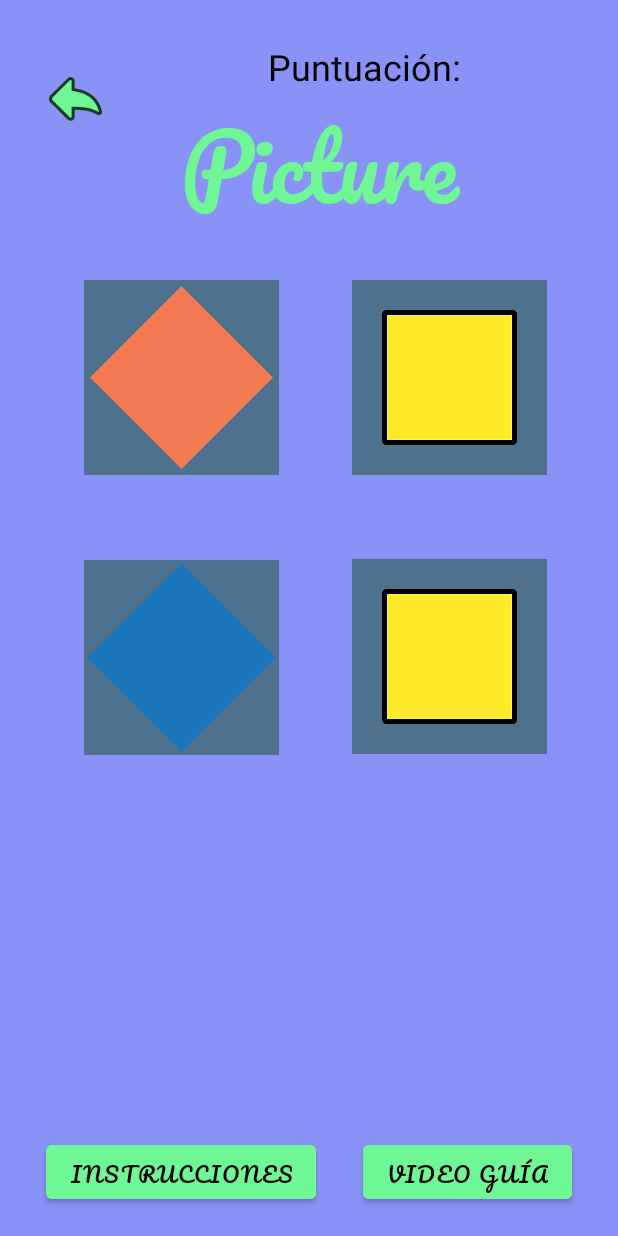
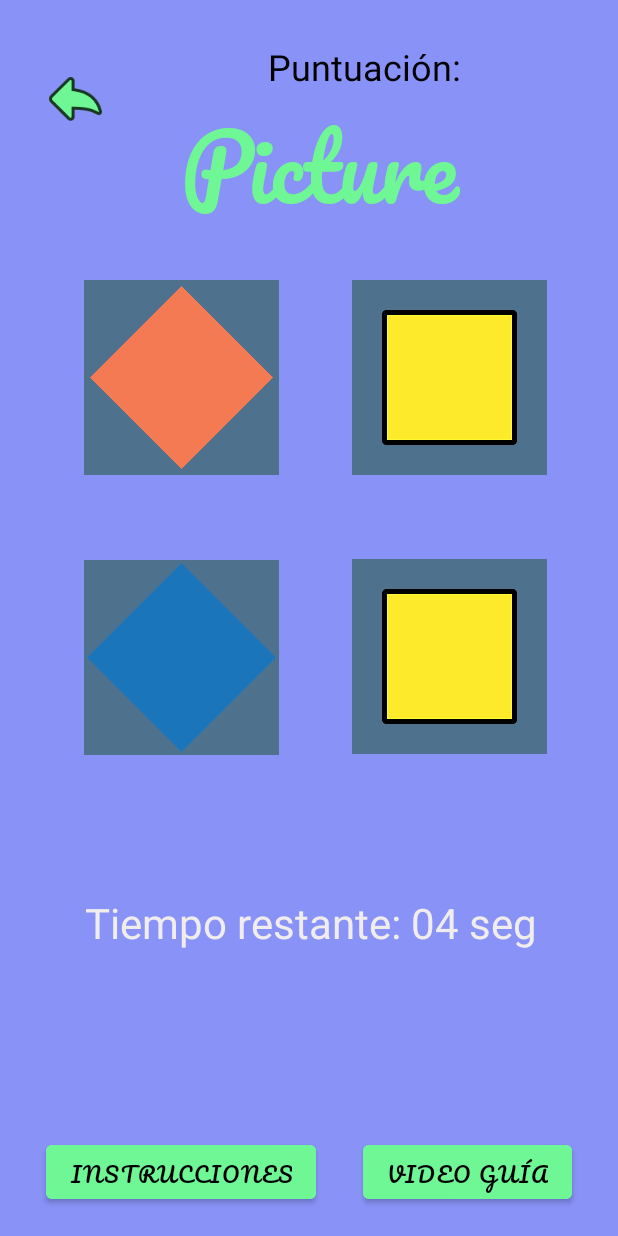
Before and after one commit to joelesdar/Remind-App, an Android app: the pictureGameScreen screen opened directly, with no data from a screen before it, on a phone screen of 412 x 824 dp. Run offline under Robolectric (Android 15) with nearby library versions, the phone set to English and light mode, and no system bars.

Commit message:
Temporizador y ocultar imagenes

```diff
--- a/app/src/main/java/com/example/remind_app/picture/pictureGameScreen.java
+++ b/app/src/main/java/com/example/remind_app/picture/pictureGameScreen.java
@@ -9,7 +9,6 @@ import android.view.View;
 import android.widget.Button;
 import android.widget.ImageView;
 import android.widget.TextView;
-import android.widget.Toast;
 
 import androidx.appcompat.app.AppCompatActivity;
 
@@ -19,8 +18,8 @@ import com.example.remind_app.R;
 import java.io.IOException;
 import java.io.InputStream;
 import java.io.InputStreamReader;
+import java.util.Random;
 import java.util.Scanner;
-import java.util.Random;
 
 public class pictureGameScreen extends AppCompatActivity {
 
@@ -92,22 +91,27 @@ public class pictureGameScreen extends AppCompatActivity {
 
     // Temporizador
     private void iniciarTiempo(){
-        long segs = 5;
+        long segs = 5000;
 
-        CountDownTimer contador = new CountDownTimer(segs, 5000) {
+        CountDownTimer contador = new CountDownTimer(segs, 1000) {
             @Override
             public void onTick(long l) {
                 long tiempo = l;
+                long segundos = tiempo/1000;
 
-                String timeJuego = String.format("%02d", tiempo);
+                String timeJuego = String.format("%02d", segundos);
 
                 time.setText("Tiempo restante: "+timeJuego+" seg");
             }
 
             @Override
             public void onFinish() {
-                Toast.makeText(pictureGameScreen.this, "Se acabo el tiempo", Toast.LENGTH_SHORT).show();
                 time.setText("");
+                // ocultar imagenes
+                image1.setImageResource(R.drawable.googlepay_button_overlay);
+                image2.setImageResource(R.drawable.googlepay_button_overlay);
+                image3.setImageResource(R.drawable.googlepay_button_overlay);
+                image4.setImageResource(R.drawable.googlepay_button_overlay);
             }
         }.start();
     }
--- a/app/src/main/res/layout/activity_picture_game_screen.xml
+++ b/app/src/main/res/layout/activity_picture_game_screen.xml
@@ -52,16 +52,17 @@
 
     <TextView
         android:id="@+id/gameTime"
-        android:layout_width="233dp"
-        android:layout_height="42dp"
-        android:text="Puntuación:"
+        android:layout_width="310dp"
+        android:layout_height="45dp"
+        android:text="Tiempo restante:"
         android:textColor="#F1EDED"
         android:textSize="28sp"
         app:layout_constraintBottom_toBottomOf="parent"
         app:layout_constraintEnd_toEndOf="parent"
+        app:layout_constraintHorizontal_bias="0.554"
         app:layout_constraintStart_toStartOf="parent"
         app:layout_constraintTop_toBottomOf="@+id/imagen3"
-        app:layout_constraintVertical_bias="0.39" />
+        app:layout_constraintVertical_bias="0.336" />
 
     <Button
         android:id="@+id/botonVideoguia"
```
